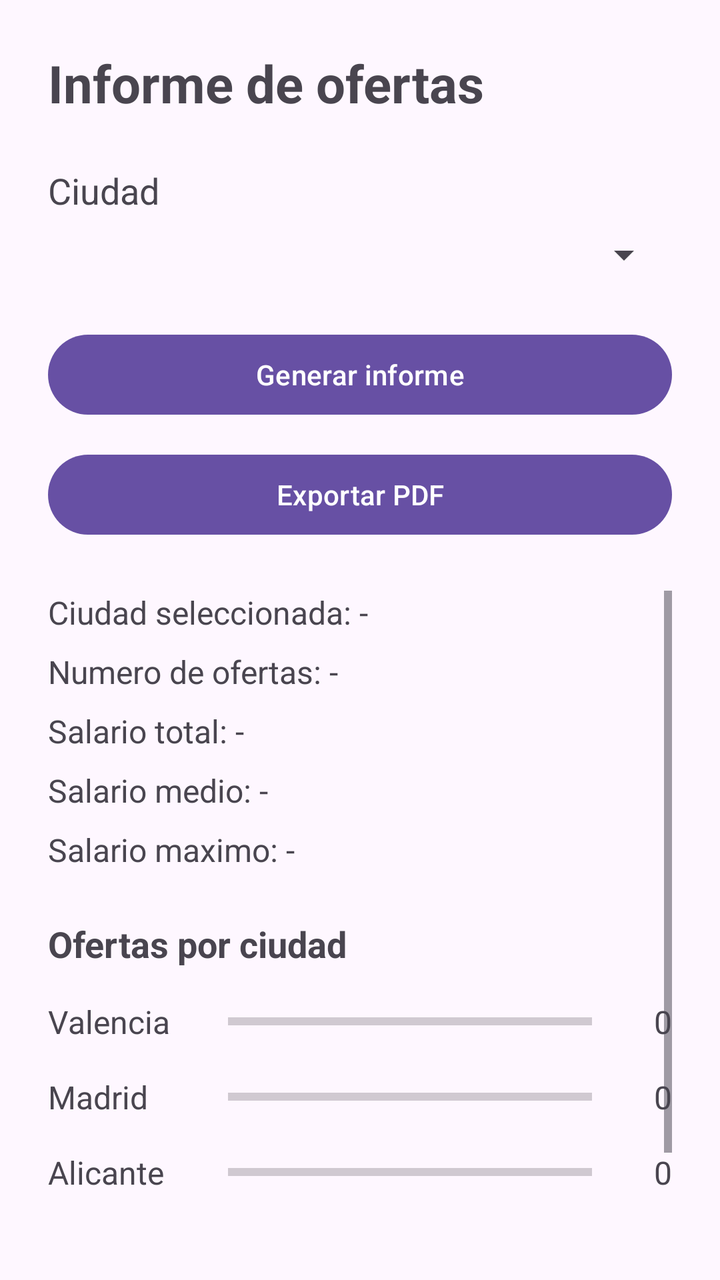
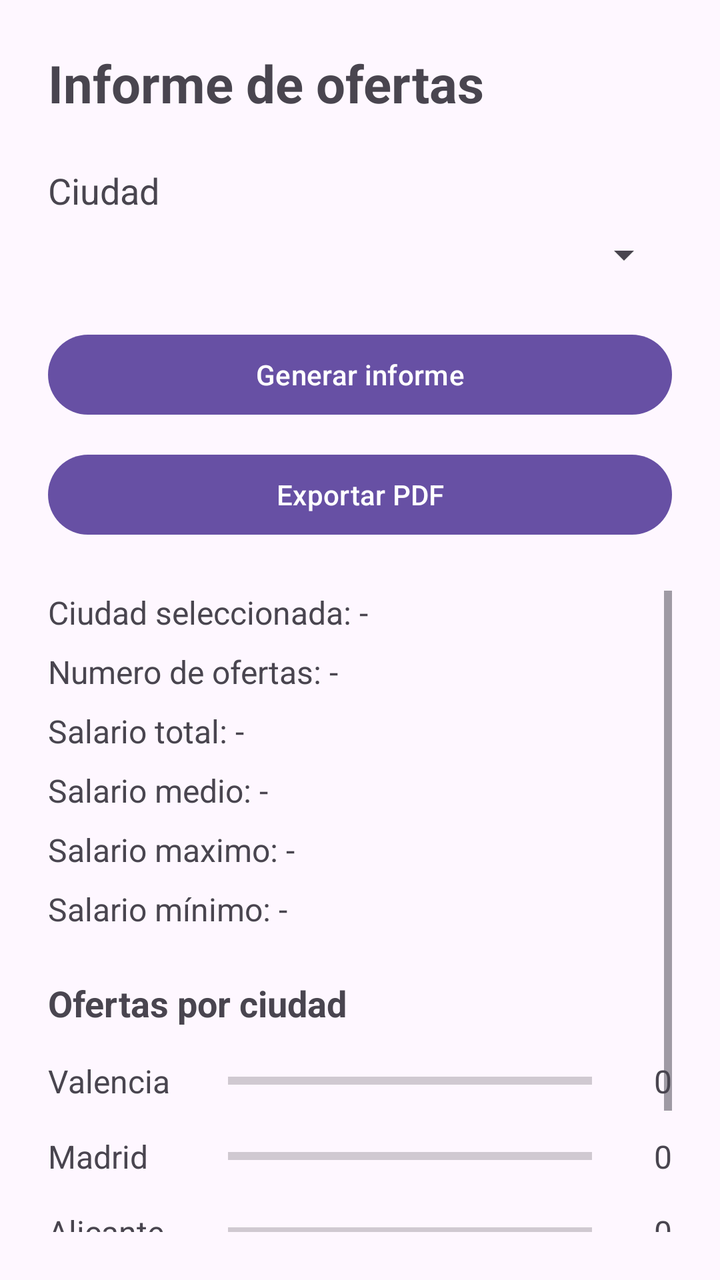

Two renders of the same Android screen: before a commit and after it. Below are the layout's source before the change and the commit's diff.
<!-- AndroidManifest.xml: application theme Theme.GenerarInformes -->
<!-- res/layout/activity_main.xml -->
<?xml version="1.0" encoding="utf-8"?>
<LinearLayout
    xmlns:android="http://schemas.android.com/apk/res/android"
    xmlns:tools="http://schemas.android.com/tools"
    android:id="@+id/main"
    android:layout_width="match_parent"
    android:layout_height="match_parent"
    android:orientation="vertical"
    android:padding="24dp"
    tools:context=".MainActivity">

    <TextView
        android:id="@+id/txtTitulo"
        android:layout_width="match_parent"
        android:layout_height="wrap_content"
        android:text="Informe de ofertas"
        android:textSize="26sp"
        android:textStyle="bold" />

    <TextView
        android:id="@+id/txtCiudad"
        android:layout_width="match_parent"
        android:layout_height="wrap_content"
        android:layout_marginTop="24dp"
        android:text="Ciudad"
        android:textSize="18sp" />

    <Spinner
        android:id="@+id/spCiudad"
        android:layout_width="match_parent"
        android:layout_height="wrap_content"
        android:layout_marginTop="8dp" />

    <Button
        android:id="@+id/btnInforme"
        android:layout_width="match_parent"
        android:layout_height="wrap_content"
        android:layout_marginTop="24dp"
        android:text="Generar informe" />

    <Button
        android:id="@+id/btnExportarPdf"
        android:layout_width="match_parent"
        android:layout_height="wrap_content"
        android:layout_marginTop="12dp"
        android:text="Exportar PDF" />

    <ScrollView
        android:layout_width="match_parent"
        android:layout_height="0dp"
        android:layout_marginTop="24dp"
        android:layout_weight="1">

        <LinearLayout
            android:id="@+id/llInforme"
            android:layout_width="match_parent"
            android:layout_height="wrap_content"
            android:orientation="vertical">

            <TextView
                android:id="@+id/txtCiudadSeleccionada"
                android:layout_width="match_parent"
                android:layout_height="wrap_content"
                android:text="Ciudad seleccionada: -"
                android:textSize="16sp" />

            <TextView
                android:id="@+id/txtNumeroOfertas"
                android:layout_width="match_parent"
                android:layout_height="wrap_content"
                android:layout_marginTop="8dp"
                android:text="Numero de ofertas: -"
                android:textSize="16sp" />

            <TextView
                android:id="@+id/txtSalarioTotal"
                android:layout_width="match_parent"
                android:layout_height="wrap_content"
                android:layout_marginTop="8dp"
                android:text="Salario total: -"
                android:textSize="16sp" />

            <TextView
                android:id="@+id/txtSalarioMedio"
                android:layout_width="match_parent"
                android:layout_height="wrap_content"
                android:layout_marginTop="8dp"
                android:text="Salario medio: -"
                android:textSize="16sp" />

            <TextView
                android:id="@+id/txtSalarioMaximo"
                android:layout_width="match_parent"
                android:layout_height="wrap_content"
                android:layout_marginTop="8dp"
                android:text="Salario maximo: -"
                android:textSize="16sp" />

            <TextView
                android:id="@+id/txtTituloGrafico"
                android:layout_width="match_parent"
                android:layout_height="wrap_content"
                android:layout_marginTop="24dp"
                android:text="Ofertas por ciudad"
                android:textSize="18sp"
                android:textStyle="bold" />

            <LinearLayout
                android:layout_width="match_parent"
                android:layout_height="wrap_content"
                android:layout_marginTop="8dp"
                android:orientation="vertical">

                <LinearLayout
                    android:layout_width="match_parent"
                    android:layout_height="wrap_content"
                    android:gravity="center_vertical"
                    android:orientation="horizontal"
                    android:paddingTop="8dp"
                    android:paddingBottom="8dp">

                    <TextView
                        android:id="@+id/txtValencia"
                        android:layout_width="90dp"
                        android:layout_height="wrap_content"
                        android:text="Valencia"
                        android:textSize="16sp" />

                    <ProgressBar
                        android:id="@+id/pbValencia"
                        style="?android:attr/progressBarStyleHorizontal"
                        android:layout_width="0dp"
                        android:layout_height="20dp"
                        android:layout_weight="1"
                        android:indeterminate="false"
                        android:max="1"
                        android:progress="0" />

                    <TextView
                        android:id="@+id/txtCantidadValencia"
                        android:layout_width="40dp"
                        android:layout_height="wrap_content"
                        android:gravity="end"
                        android:text="0"
                        android:textSize="16sp" />

                </LinearLayout>

                <LinearLayout
                    android:layout_width="match_parent"
                    android:layout_height="wrap_content"
                    android:gravity="center_vertical"
                    android:orientation="horizontal"
                    android:paddingTop="8dp"
                    android:paddingBottom="8dp">

                    <TextView
                        android:id="@+id/txtMadrid"
                        android:layout_width="90dp"
                        android:layout_height="wrap_content"
                        android:text="Madrid"
                        android:textSize="16sp" />

                    <ProgressBar
                        android:id="@+id/pbMadrid"
                        style="?android:attr/progressBarStyleHorizontal"
                        android:layout_width="0dp"
                        android:layout_height="20dp"
                        android:layout_weight="1"
                        android:indeterminate="false"
                        android:max="1"
                        android:progress="0" />

                    <TextView
                        android:id="@+id/txtCantidadMadrid"
                        android:layout_width="40dp"
                        android:layout_height="wrap_content"
                        android:gravity="end"
                        android:text="0"
                        android:textSize="16sp" />

                </LinearLayout>

                <LinearLayout
                    android:layout_width="match_parent"
                    android:layout_height="wrap_content"
                    android:gravity="center_vertical"
                    android:orientation="horizontal"
                    android:paddingTop="8dp"
                    android:paddingBottom="8dp">

                    <TextView
                        android:id="@+id/txtAlicante"
                        android:layout_width="90dp"
                        android:layout_height="wrap_content"
                        android:text="Alicante"
                        android:textSize="16sp" />

                    <ProgressBar
                        android:id="@+id/pbAlicante"
                        style="?android:attr/progressBarStyleHorizontal"
                        android:layout_width="0dp"
                        android:layout_height="20dp"
                        android:layout_weight="1"
                        android:indeterminate="false"
                        android:max="1"
                        android:progress="0" />

                    <TextView
                        android:id="@+id/txtCantidadAlicante"
                        android:layout_width="40dp"
                        android:layout_height="wrap_content"
                        android:gravity="end"
                        android:text="0"
                        android:textSize="16sp" />

                </LinearLayout>

            </LinearLayout>

            <TextView
                android:id="@+id/txtTituloListado"
                android:layout_width="match_parent"
                android:layout_height="wrap_content"
                android:layout_marginTop="24dp"
                android:text="Ofertas"
                android:textSize="18sp"
                android:textStyle="bold" />

            <LinearLayout
                android:id="@+id/llOfertas"
                android:layout_width="match_parent"
                android:layout_height="wrap_content"
                android:layout_marginTop="8dp"
                android:orientation="vertical" />

        </LinearLayout>

    </ScrollView>

</LinearLayout>
<!-- resources referenced by this layout -->
<resources>
  <style name="Theme.GenerarInformes" parent="Base.Theme.GenerarInformes" />
  <style name="Base.Theme.GenerarInformes" parent="Theme.Material3.DayNight.NoActionBar">
          
          
      </style>
</resources>

<!-- the commit's change to res/layout/activity_main.xml (unified diff, before → after) -->
@@ -97,6 +97,14 @@
                 android:textSize="16sp" />
 
             <TextView
+                android:id="@+id/txtSalarioMinimo"
+                android:layout_width="match_parent"
+                android:layout_height="wrap_content"
+                android:layout_marginTop="8dp"
+                android:text="Salario mínimo: -"
+                android:textSize="16sp" />
+
+            <TextView
                 android:id="@+id/txtTituloGrafico"
                 android:layout_width="match_parent"
                 android:layout_height="wrap_content"
